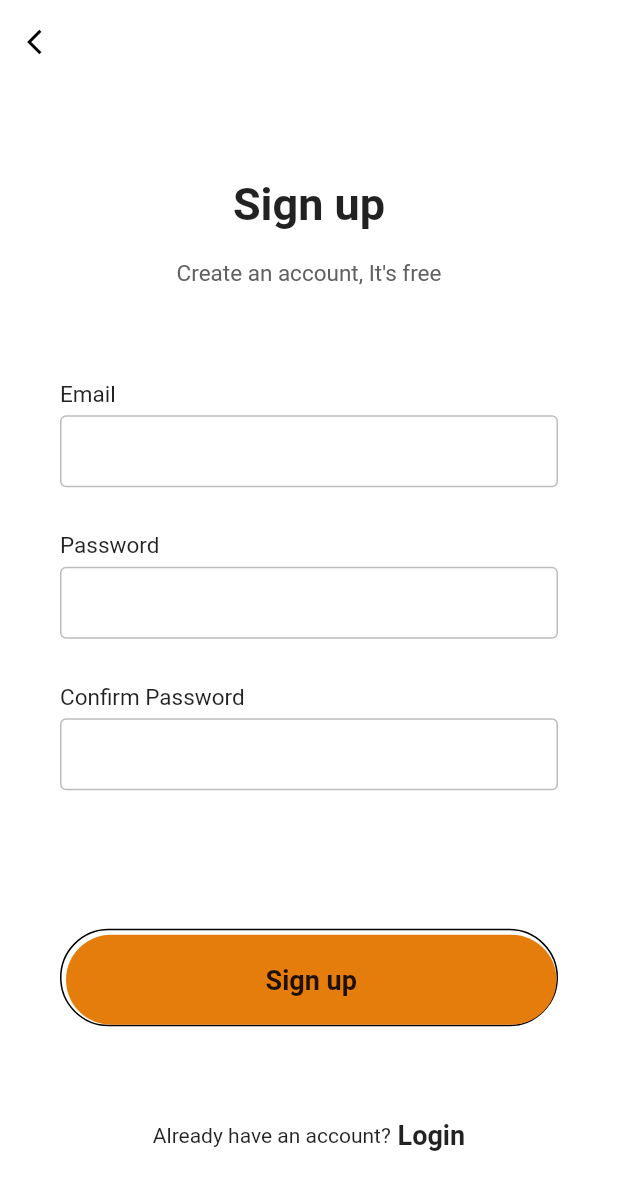
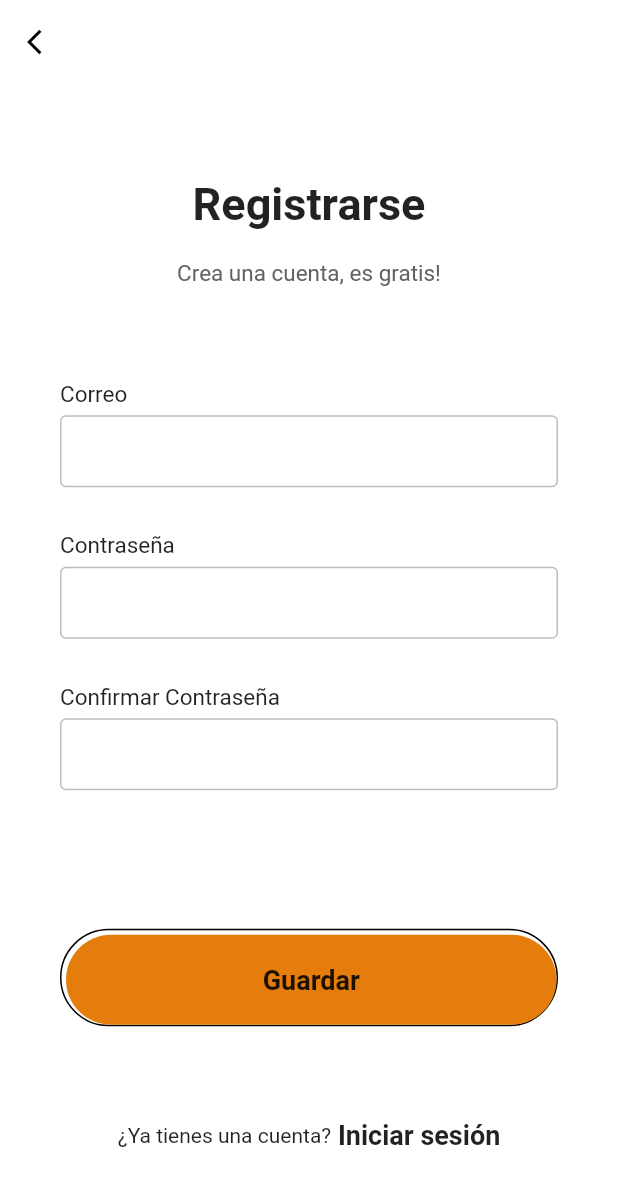
Before and after one commit to CHRISTIANAGUIRRE16/loginflutter, a Flutter app: the SignupPage screen opened directly, on a phone screen of 412 x 824 dp. Shown: the top 1190 px of the screen. Run offline on Flutter 3.47's test engine with Material 2 defaults, Android fonts, the phone set to English and light mode, and no system bars.

Commit message:
Update signup.dart
Cambios nombres

```diff
--- a/login/lib/signup.dart
+++ b/login/lib/signup.dart
@@ -28,7 +28,7 @@ class SignupPage extends StatelessWidget {
               Column(
                 children: <Widget>[
                   Text(
-                    "Sign up",
+                    "Registrarse",
                     style: TextStyle(
                       fontSize: 30,
                       fontWeight: FontWeight.bold,
@@ -38,7 +38,7 @@ class SignupPage extends StatelessWidget {
                     height: 20,
                   ),
                   Text(
-                    "Create an account, It's free",
+                    "Crea una cuenta, es gratis!",
                     style: TextStyle(
                       fontSize: 15,
                       color: Colors.grey[700],
@@ -48,9 +48,9 @@ class SignupPage extends StatelessWidget {
               ),
               Column(
                 children: <Widget>[
-                  makeInput(label: "Email"),
-                  makeInput(label: "Password", obscureText: true),
-                  makeInput(label: "Confirm Password", obscureText: true),
+                  makeInput(label: "Correo"),
+                  makeInput(label: "Contraseña", obscureText: true),
+                  makeInput(label: "Confirmar Contraseña", obscureText: true),
                 ],
               ),
               Container(
@@ -69,7 +69,7 @@ class SignupPage extends StatelessWidget {
                     borderRadius: BorderRadius.circular(50),
                   ),
                   child: Text(
-                    "Sign up",
+                    "Guardar",
                     style: TextStyle(
                       fontWeight: FontWeight.w600,
                       fontSize: 18,
@@ -87,9 +87,9 @@ class SignupPage extends StatelessWidget {
                 child: Row(
                   mainAxisAlignment: MainAxisAlignment.center,
                   children: <Widget>[
-                    Text("Already have an account?"),
+                    Text("¿Ya tienes una cuenta?"),
                     Text(
-                      " Login",
+                      " Iniciar sesión",
                       style: TextStyle(
                         fontWeight: FontWeight.w600,
                         fontSize: 18,
```
